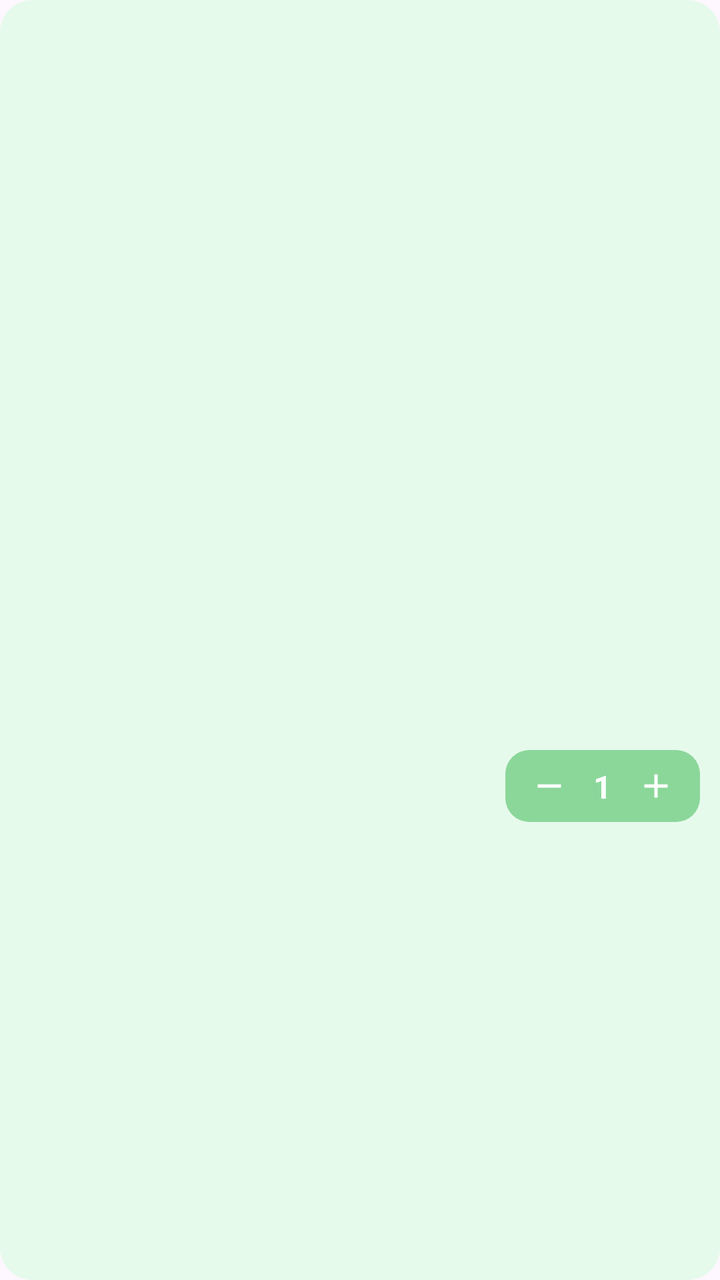
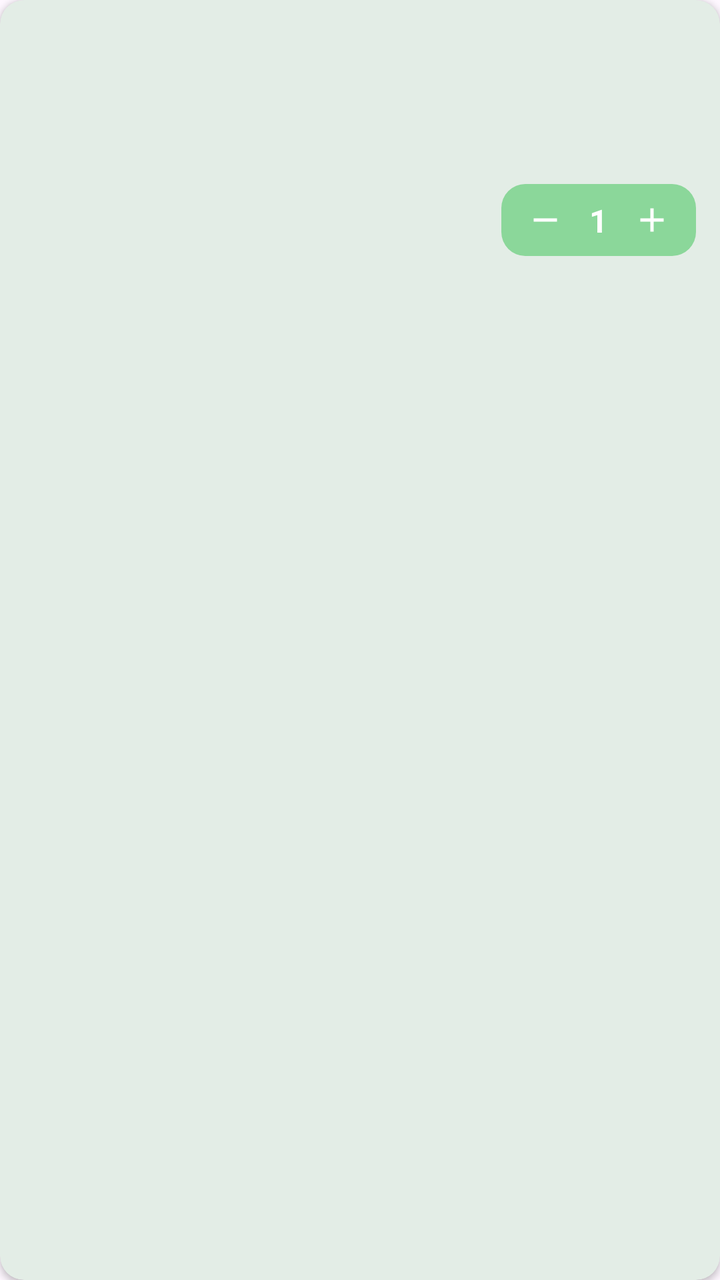

Before-and-after screenshots of an Android layout around one commit, followed by the original layout XML and the change that was made.
<!-- AndroidManifest.xml: application theme Theme.SuperSpan -->
<!-- res/layout/item_cart.xml -->
<androidx.constraintlayout.widget.ConstraintLayout xmlns:android="http://schemas.android.com/apk/res/android"
    xmlns:app="http://schemas.android.com/apk/res-auto"
    android:layout_width="match_parent"
    android:layout_height="wrap_content"
    android:layout_marginStart="20dp"
    android:layout_marginEnd="20dp"
    android:layout_marginTop="10dp"
    android:layout_marginBottom="10dp"
    android:background="@drawable/bg_product"
    android:padding="10dp">

    <ImageView
        android:id="@+id/imgProduct"
        android:layout_width="0dp"
        android:layout_height="90dp"
        android:scaleType="fitCenter"
        app:layout_constraintTop_toTopOf="parent"
        app:layout_constraintStart_toStartOf="parent"
        app:layout_constraintEnd_toEndOf="parent" />

    <androidx.constraintlayout.widget.ConstraintLayout
        android:id="@+id/rowTitlePrice"
        android:layout_width="0dp"
        android:layout_height="wrap_content"
        android:layout_marginTop="8dp"
        app:layout_constraintTop_toBottomOf="@id/imgProduct"
        app:layout_constraintStart_toStartOf="parent"
        app:layout_constraintEnd_toEndOf="parent">

        <TextView
            android:id="@+id/txtTitle"
            android:layout_width="0dp"
            android:layout_height="wrap_content"
            android:textColor="#000000"
            android:textSize="14sp"
            android:textStyle="bold"
            android:maxLines="2"
            android:ellipsize="end"
            app:layout_constraintStart_toStartOf="parent"
            app:layout_constraintEnd_toStartOf="@id/txtPrice"
            app:layout_constraintTop_toTopOf="parent" />

        <TextView
            android:id="@+id/txtPrice"
            android:layout_width="wrap_content"
            android:layout_height="wrap_content"
            android:textColor="#D60000"
            android:textStyle="bold"
            android:textSize="15sp"
            app:layout_constraintEnd_toEndOf="parent"
            app:layout_constraintBaseline_toBaselineOf="@+id/txtTitle" />

    </androidx.constraintlayout.widget.ConstraintLayout>

    <TextView
        android:id="@+id/txtDesc"
        android:layout_width="0dp"
        android:layout_height="wrap_content"
        android:textColor="#666666"
        android:textSize="12sp"
        app:layout_constraintTop_toBottomOf="@id/rowTitlePrice"
        app:layout_constraintStart_toStartOf="parent"
        app:layout_constraintEnd_toEndOf="parent" />

    <androidx.constraintlayout.widget.ConstraintLayout
        android:id="@+id/controlRow"
        android:layout_width="match_parent"
        android:layout_height="wrap_content"
        android:layout_marginTop="12dp"
        app:layout_constraintTop_toBottomOf="@id/txtDesc"
        app:layout_constraintBottom_toBottomOf="parent">

        <androidx.constraintlayout.widget.ConstraintLayout
            android:id="@+id/qtyContainer"
            android:layout_width="wrap_content"
            android:layout_height="36dp"
            android:background="@drawable/bg_qty_green"
            android:paddingStart="8dp"
            android:paddingEnd="8dp"
            app:layout_constraintEnd_toEndOf="parent"
            app:layout_constraintTop_toTopOf="parent"
            app:layout_constraintBottom_toBottomOf="parent">

            <androidx.appcompat.widget.AppCompatImageView
                android:id="@+id/btnMinus"
                android:layout_width="28dp"
                android:layout_height="28dp"
                android:padding="4dp"
                app:srcCompat="@drawable/ic_minus"
                app:tint="@android:color/white"
                app:layout_constraintStart_toStartOf="parent"
                app:layout_constraintTop_toTopOf="parent"
                app:layout_constraintBottom_toBottomOf="parent" />

            <TextView
                android:id="@+id/txtCount"
                android:layout_width="wrap_content"
                android:layout_height="wrap_content"
                android:layout_marginStart="8dp"
                android:layout_marginEnd="8dp"
                android:text="1"
                android:textStyle="bold"
                android:textSize="16sp"
                android:textColor="@android:color/white"
                app:layout_constraintStart_toEndOf="@id/btnMinus"
                app:layout_constraintEnd_toStartOf="@id/btnPlus"
                app:layout_constraintTop_toTopOf="parent"
                app:layout_constraintBottom_toBottomOf="parent" />

            <androidx.appcompat.widget.AppCompatImageView
                android:id="@+id/btnPlus"
                android:layout_width="28dp"
                android:layout_height="28dp"
                android:padding="4dp"
                app:srcCompat="@drawable/ic_plus"
                app:tint="@android:color/white"
                app:layout_constraintEnd_toEndOf="parent"
                app:layout_constraintTop_toTopOf="parent"
                app:layout_constraintBottom_toBottomOf="parent" />

        </androidx.constraintlayout.widget.ConstraintLayout>

    </androidx.constraintlayout.widget.ConstraintLayout>

</androidx.constraintlayout.widget.ConstraintLayout>
<!-- resources referenced by this layout -->
<resources>
  <!-- drawable bg_product (drawable) -->
  <?xml version="1.0" encoding="utf-8"?>
  <shape xmlns:android="http://schemas.android.com/apk/res/android">
      
      <solid android:color="#E6FAEC" />
      <corners android:radius="16dp" />
      
      <padding
          android:left="12dp"
          android:top="12dp"
          android:right="12dp"
          android:bottom="12dp" />
  </shape>
  <!-- drawable bg_qty_green (drawable) -->
  <shape xmlns:android="http://schemas.android.com/apk/res/android">
      <solid android:color="@color/greenNav"/>
      <corners android:radius="12dp"/>
  </shape>
  <!-- drawable ic_minus (drawable) -->
  <?xml version="1.0" encoding="utf-8"?>
  <vector xmlns:android="http://schemas.android.com/apk/res/android"
      android:width="24dp"
      android:height="24dp"
      android:viewportWidth="24"
      android:viewportHeight="24">
      <path
          android:fillColor="#000000"
          android:pathData="M19,13H5V11H19V13Z"/>
  </vector>
  <!-- drawable ic_plus (drawable) -->
  <?xml version="1.0" encoding="utf-8"?>
  <vector xmlns:android="http://schemas.android.com/apk/res/android"
      android:width="24dp"
      android:height="24dp"
      android:viewportWidth="24"
      android:viewportHeight="24">
      
      <path
          android:fillColor="#000000"
          android:pathData="M19,13H13V19H11V13H5V11H11V5H13V11H19V13Z"/>
  </vector>
  <style name="Theme.SuperSpan" parent="Base.Theme.SuperSpan" />
  <color name="greenNav">#8BD79A</color>
  <style name="Base.Theme.SuperSpan" parent="Theme.Material3.DayNight.NoActionBar">
          
          <item name="android:forceDarkAllowed">false</item>
  
          
          <item name="android:textColorPrimary">@color/text_primary</item>
          <item name="android:textColorSecondary">@color/text_secondary</item>
  
          
          <item name="colorOnBackground">@color/text_primary</item>
          <item name="colorOnSurface">@color/text_primary</item>
  
  
          
          <item name="colorPrimary">@color/brand_primary</item>
          <item name="colorSecondary">@color/brand_secondary</item>
          <item name="colorSurface">@color/surface_color</item>
          <item name="android:statusBarColor">@android:color/transparent</item>
  
      
          
      </style>
  <color name="text_primary">#FF000000</color>
  <color name="text_secondary">#8A000000</color>
  <color name="brand_primary">#5DBB63</color>
  <color name="brand_secondary">#1E8C4A</color>
  <color name="surface_color">#FFF5F5F5</color>
</resources>

<!-- the commit's change to res/layout/item_cart.xml (unified diff, before → after) -->
@@ -1,125 +1,125 @@
-<androidx.constraintlayout.widget.ConstraintLayout xmlns:android="http://schemas.android.com/apk/res/android"
+<?xml version="1.0" encoding="utf-8"?>
+<androidx.cardview.widget.CardView
+    xmlns:android="http://schemas.android.com/apk/res/android"
     xmlns:app="http://schemas.android.com/apk/res-auto"
     android:layout_width="match_parent"
     android:layout_height="wrap_content"
-    android:layout_marginStart="20dp"
-    android:layout_marginEnd="20dp"
-    android:layout_marginTop="10dp"
-    android:layout_marginBottom="10dp"
-    android:background="@drawable/bg_product"
-    android:padding="10dp">
+    android:layout_margin="8dp"
+    app:cardCornerRadius="12dp"
+    app:cardBackgroundColor="#E3EDE6"
+    app:cardElevation="2dp">
 
-    <ImageView
-        android:id="@+id/imgProduct"
-        android:layout_width="0dp"
-        android:layout_height="90dp"
-        android:scaleType="fitCenter"
-        app:layout_constraintTop_toTopOf="parent"
-        app:layout_constraintStart_toStartOf="parent"
-        app:layout_constraintEnd_toEndOf="parent" />
-
-    <androidx.constraintlayout.widget.ConstraintLayout
-        android:id="@+id/rowTitlePrice"
-        android:layout_width="0dp"
-        android:layout_height="wrap_content"
-        android:layout_marginTop="8dp"
-        app:layout_constraintTop_toBottomOf="@id/imgProduct"
-        app:layout_constraintStart_toStartOf="parent"
-        app:layout_constraintEnd_toEndOf="parent">
-
-        <TextView
-            android:id="@+id/txtTitle"
-            android:layout_width="0dp"
-            android:layout_height="wrap_content"
-            android:textColor="#000000"
-            android:textSize="14sp"
-            android:textStyle="bold"
-            android:maxLines="2"
-            android:ellipsize="end"
-            app:layout_constraintStart_toStartOf="parent"
-            app:layout_constraintEnd_toStartOf="@id/txtPrice"
-            app:layout_constraintTop_toTopOf="parent" />
-
-        <TextView
-            android:id="@+id/txtPrice"
-            android:layout_width="wrap_content"
-            android:layout_height="wrap_content"
-            android:textColor="#D60000"
-            android:textStyle="bold"
-            android:textSize="15sp"
-            app:layout_constraintEnd_toEndOf="parent"
-            app:layout_constraintBaseline_toBaselineOf="@+id/txtTitle" />
-
-    </androidx.constraintlayout.widget.ConstraintLayout>
-
-    <TextView
-        android:id="@+id/txtDesc"
-        android:layout_width="0dp"
-        android:layout_height="wrap_content"
-        android:textColor="#666666"
-        android:textSize="12sp"
-        app:layout_constraintTop_toBottomOf="@id/rowTitlePrice"
-        app:layout_constraintStart_toStartOf="parent"
-        app:layout_constraintEnd_toEndOf="parent" />
-
-    <androidx.constraintlayout.widget.ConstraintLayout
-        android:id="@+id/controlRow"
+    <RelativeLayout
         android:layout_width="match_parent"
         android:layout_height="wrap_content"
-        android:layout_marginTop="12dp"
-        app:layout_constraintTop_toBottomOf="@id/txtDesc"
-        app:layout_constraintBottom_toBottomOf="parent">
+        android:padding="12dp">
 
-        <androidx.constraintlayout.widget.ConstraintLayout
-            android:id="@+id/qtyContainer"
-            android:layout_width="wrap_content"
-            android:layout_height="36dp"
-            android:background="@drawable/bg_qty_green"
-            android:paddingStart="8dp"
-            android:paddingEnd="8dp"
-            app:layout_constraintEnd_toEndOf="parent"
-            app:layout_constraintTop_toTopOf="parent"
-            app:layout_constraintBottom_toBottomOf="parent">
+        
+        <ImageView
+            android:id="@+id/imgProduct"
+            android:layout_width="110dp"
+            android:layout_height="110dp"
+            android:layout_alignParentStart="true"
+            android:layout_alignParentTop="true"
+            android:scaleType="centerInside"
+            android:contentDescription="@string/app_name" />
 
-            <androidx.appcompat.widget.AppCompatImageView
-                android:id="@+id/btnMinus"
-                android:layout_width="28dp"
-                android:layout_height="28dp"
-                android:padding="4dp"
-                app:srcCompat="@drawable/ic_minus"
-                app:tint="@android:color/white"
-                app:layout_constraintStart_toStartOf="parent"
-                app:layout_constraintTop_toTopOf="parent"
-                app:layout_constraintBottom_toBottomOf="parent" />
+        
+        <LinearLayout
+            android:id="@+id/rowTitlePrice"
+            android:layout_width="match_parent"
+            android:layout_height="wrap_content"
+            android:layout_toEndOf="@id/imgProduct"
+            android:layout_alignTop="@id/imgProduct"
+            android:layout_marginStart="12dp"
+            android:orientation="vertical">
 
             <TextView
-                android:id="@+id/txtCount"
+                android:id="@+id/txtTitle"
+                android:layout_width="match_parent"
+                android:layout_height="wrap_content"
+                android:textStyle="bold"
+                android:textSize="16sp"
+                android:textColor="#000000"
+                android:maxLines="2"
+                android:ellipsize="end" />
+
+            
+            <TextView
+                android:id="@+id/txtDesc"
+                android:layout_width="match_parent"
+                android:layout_height="wrap_content"
+                android:layout_marginTop="2dp"
+                android:textColor="#666666"
+                android:textSize="13sp"
+                android:maxLines="2"
+                android:ellipsize="end" />
+
+            <TextView
+                android:id="@+id/txtPrice"
                 android:layout_width="wrap_content"
                 android:layout_height="wrap_content"
-                android:layout_marginStart="8dp"
-                android:layout_marginEnd="8dp"
-                android:text="1"
+                android:layout_marginTop="4dp"
                 android:textStyle="bold"
-                android:textSize="16sp"
-                android:textColor="@android:color/white"
-                app:layout_constraintStart_toEndOf="@id/btnMinus"
-                app:layout_constraintEnd_toStartOf="@id/btnPlus"
-                app:layout_constraintTop_toTopOf="parent"
-                app:layout_constraintBottom_toBottomOf="parent" />
+                android:textSize="17sp"
+                android:textColor="#D60000" />
+        </LinearLayout>
 
-            <androidx.appcompat.widget.AppCompatImageView
-                android:id="@+id/btnPlus"
-                android:layout_width="28dp"
-                android:layout_height="28dp"
-                android:padding="4dp"
-                app:srcCompat="@drawable/ic_plus"
-                app:tint="@android:color/white"
-                app:layout_constraintEnd_toEndOf="parent"
-                app:layout_constraintTop_toTopOf="parent"
-                app:layout_constraintBottom_toBottomOf="parent" />
+        
+        <RelativeLayout
+            android:id="@+id/controlRow"
+            android:layout_width="match_parent"
+            android:layout_height="wrap_content"
+            android:layout_below="@id/rowTitlePrice"
+            android:layout_marginTop="12dp">
 
-        </androidx.constraintlayout.widget.ConstraintLayout>
+            <androidx.constraintlayout.widget.ConstraintLayout
+                android:id="@+id/qtyContainer"
+                android:layout_width="wrap_content"
+                android:layout_height="36dp"
+                android:layout_alignParentEnd="true"
+                android:background="@drawable/bg_qty_green"
+                android:paddingStart="8dp"
+                android:paddingEnd="8dp">
 
-    </androidx.constraintlayout.widget.ConstraintLayout>
+                <androidx.appcompat.widget.AppCompatImageView
+                    android:id="@+id/btnMinus"
+                    android:layout_width="28dp"
+                    android:layout_height="28dp"
+                    android:padding="4dp"
+                    app:srcCompat="@drawable/ic_minus"
+                    app:tint="@android:color/white"
+                    app:layout_constraintStart_toStartOf="parent"
+                    app:layout_constraintTop_toTopOf="parent"
+                    app:layout_constraintBottom_toBottomOf="parent" />
 
-</androidx.constraintlayout.widget.ConstraintLayout>
+                <TextView
+                    android:id="@+id/txtCount"
+                    android:layout_width="wrap_content"
+                    android:layout_height="wrap_content"
+                    android:layout_marginStart="8dp"
+                    android:layout_marginEnd="8dp"
+                    android:text="1"
+                    android:textStyle="bold"
+                    android:textSize="16sp"
+                    android:textColor="@android:color/white"
+                    app:layout_constraintStart_toEndOf="@id/btnMinus"
+                    app:layout_constraintEnd_toStartOf="@id/btnPlus"
+                    app:layout_constraintTop_toTopOf="parent"
+                    app:layout_constraintBottom_toBottomOf="parent" />
+
+                <androidx.appcompat.widget.AppCompatImageView
+                    android:id="@+id/btnPlus"
+                    android:layout_width="28dp"
+                    android:layout_height="28dp"
+                    android:padding="4dp"
+                    app:srcCompat="@drawable/ic_plus"
+                    app:tint="@android:color/white"
+                    app:layout_constraintEnd_toEndOf="parent"
+                    app:layout_constraintTop_toTopOf="parent"
+                    app:layout_constraintBottom_toBottomOf="parent" />
+            </androidx.constraintlayout.widget.ConstraintLayout>
+        </RelativeLayout>
+
+    </RelativeLayout>
+</androidx.cardview.widget.CardView>
<!-- resource entries referenced after the edit -->
@@ -1,18 +1,5 @@
 <!-- resources referenced by this layout -->
 <resources>
-  <!-- drawable bg_product (drawable) -->
-  <?xml version="1.0" encoding="utf-8"?>
-  <shape xmlns:android="http://schemas.android.com/apk/res/android">
-      
-      <solid android:color="#E6FAEC" />
-      <corners android:radius="16dp" />
-      
-      <padding
-          android:left="12dp"
-          android:top="12dp"
-          android:right="12dp"
-          android:bottom="12dp" />
-  </shape>
   <!-- drawable bg_qty_green (drawable) -->
   <shape xmlns:android="http://schemas.android.com/apk/res/android">
       <solid android:color="@color/greenNav"/>
@@ -41,6 +28,7 @@
           android:fillColor="#000000"
           android:pathData="M19,13H13V19H11V13H5V11H11V5H13V11H19V13Z"/>
   </vector>
+  <string name="app_name">SuperSpan</string>
   <style name="Theme.SuperSpan" parent="Base.Theme.SuperSpan" />
   <color name="greenNav">#8BD79A</color>
   <style name="Base.Theme.SuperSpan" parent="Theme.Material3.DayNight.NoActionBar">
